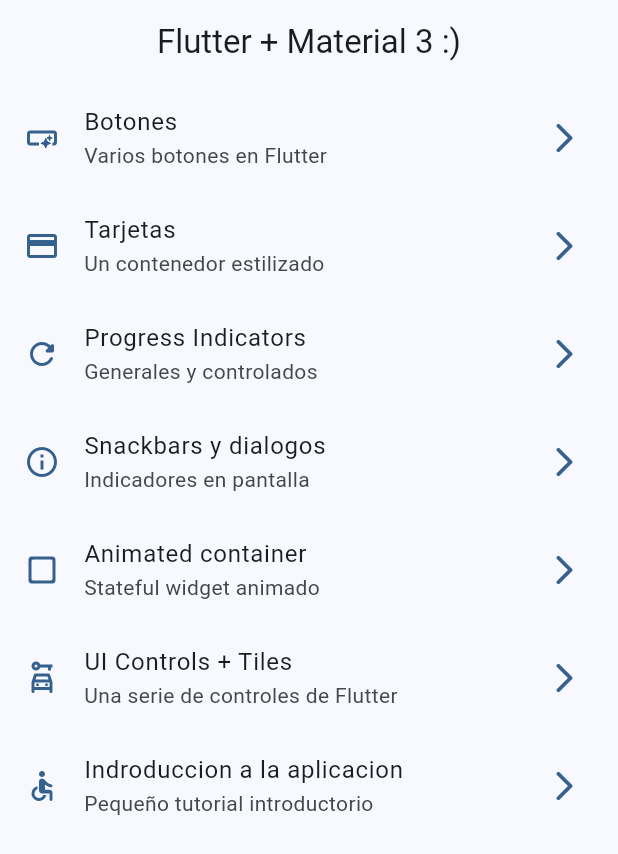
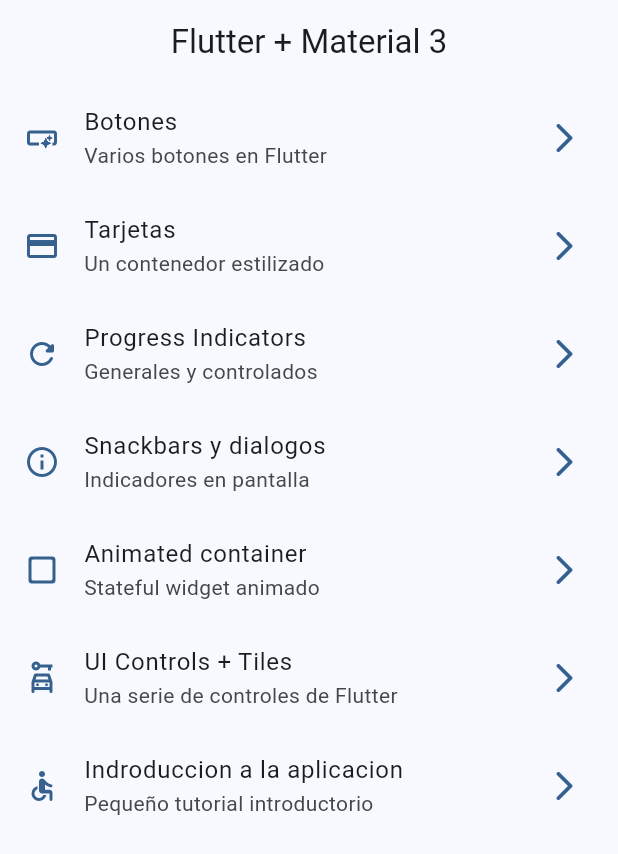
Before and after one commit to PauloSantiB/widgets_app, a Flutter app: the screen it shows after launch, on a phone screen of 412 x 824 dp. Shown: the top 854 px of the screen. Run offline on Flutter 3.47's test engine with Material 3 defaults, Android fonts, the phone set to English and light mode, and no system bars; our stand-ins replace go_router.

Commit message:
fix: cambio de appbar en home screen

```diff
--- a/lib/presentation/screens/home/home_screen.dart
+++ b/lib/presentation/screens/home/home_screen.dart
@@ -15,7 +15,7 @@ static const String name = 'home_screen';
   Widget build(BuildContext context) {
     return Scaffold(
       appBar: AppBar(
-        title: Text('Flutter + Material 3 :)'),
+        title: Text('Flutter + Material 3'),
       ),
       body: const _HomeView(),
     );
```
